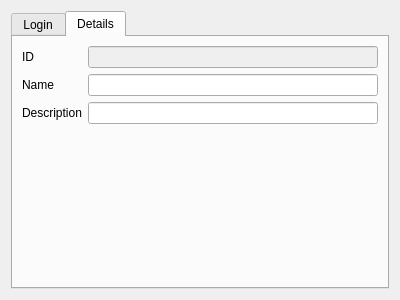
Qt form creator/plugins/docks/distributiondock/distributiondock.ui (KDE/gluon) before a commit.
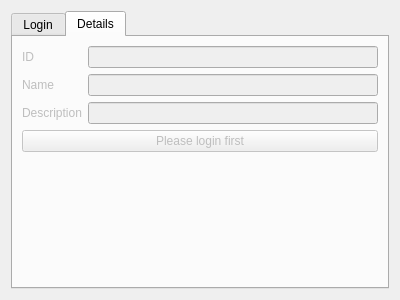
The same form after that commit. The open tabs and pages were chosen to show the change.

Diff of the .ui file:
```diff
--- a/creator/plugins/docks/distributiondock/distributiondock.ui
+++ b/creator/plugins/docks/distributiondock/distributiondock.ui
@@ -86,6 +86,9 @@
       </layout>
      </widget>
      <widget class="QWidget" name="detailsTab">
+      <property name="enabled">
+       <bool>false</bool>
+      </property>
       <attribute name="title">
        <string>Details</string>
       </attribute>
@@ -136,6 +139,13 @@
          </item>
         </layout>
        </item>
+       <item>
+        <widget class="QPushButton" name="createUpdateButton">
+         <property name="text">
+          <string>Please login first</string>
+         </property>
+        </widget>
+       </item>
        <item>
         <spacer name="verticalSpacer">
          <property name="orientation">
```
Left out of the diff: 12 changed lines with no effect on the pictures.
